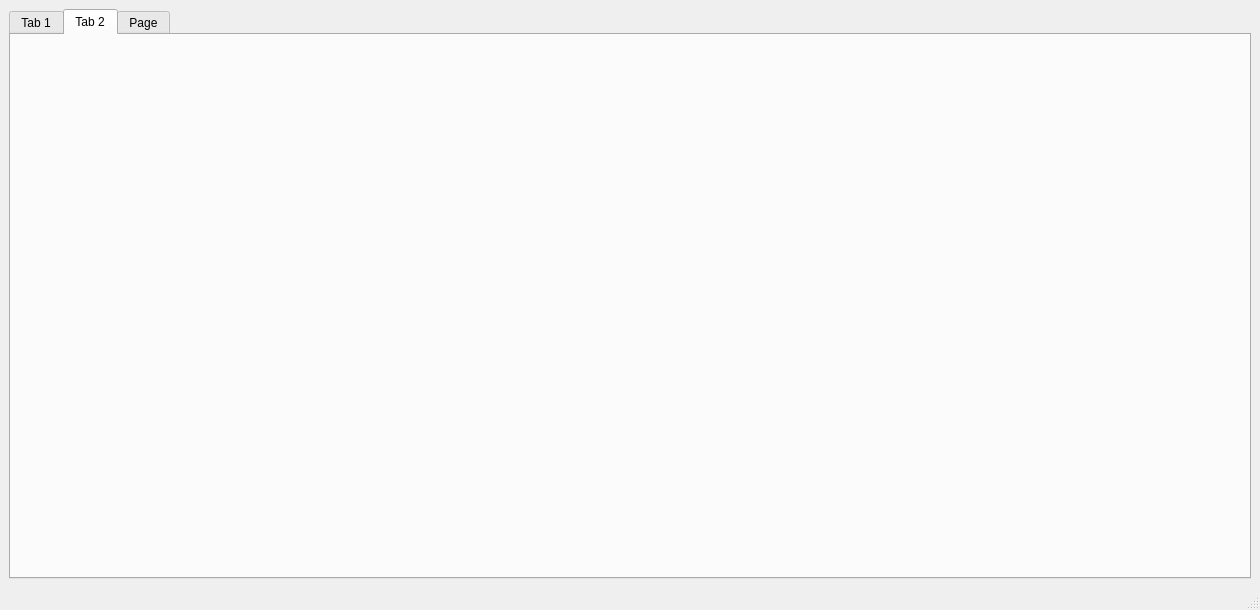
bastien-FELIX/ZTierr-ZAventura, file mainwindow.ui: the form before one commit.
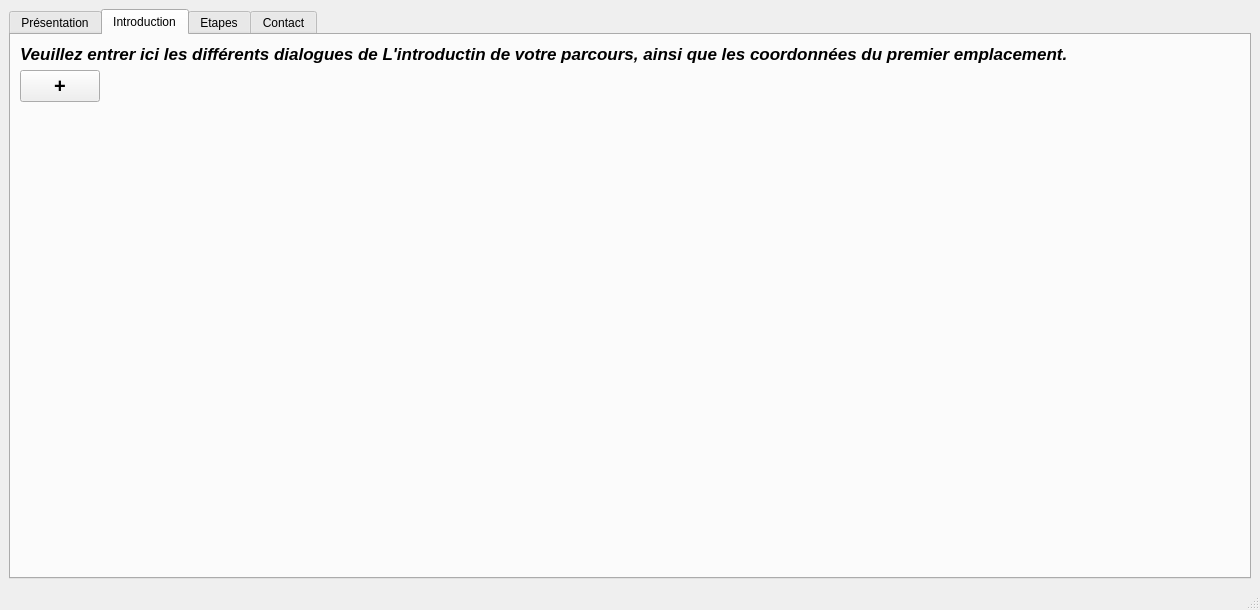
The form after the commit. The open tabs and pages were chosen to show the change.

Patch:
```diff
--- a/mainwindow.ui
+++ b/mainwindow.ui
@@ -22,7 +22,7 @@
       </property>
       <widget class="QWidget" name="tab">
        <attribute name="title">
-        <string>Tab 1</string>
+        <string>Présentation</string>
        </attribute>
        <layout class="QGridLayout" name="gridLayout_9">
         <item row="0" column="0">
@@ -188,12 +188,87 @@
       </widget>
       <widget class="QWidget" name="tab_2">
        <attribute name="title">
-        <string>Tab 2</string>
+        <string>Introduction</string>
        </attribute>
+       <layout class="QGridLayout" name="gridLayout_11">
+        <item row="2" column="0">
+         <layout class="QGridLayout" name="gridLayoutIntoDialogue"/>
+        </item>
+        <item row="0" column="0">
+         <widget class="QLabel" name="introLabel">
+          <property name="font">
+           <font>
+            <pointsize>13</pointsize>
+            <italic>true</italic>
+            <bold>true</bold>
+            <strikeout>false</strikeout>
+           </font>
+          </property>
+          <property name="text">
+           <string>Veuillez entrer ici les différents dialogues de L'introductin de votre parcours, ainsi que les coordonnées du premier emplacement.</string>
+          </property>
+          <property name="scaledContents">
+           <bool>false</bool>
+          </property>
+         </widget>
+        </item>
+        <item row="4" column="0">
+         <layout class="QGridLayout" name="gridLayout_12">
+          <item row="0" column="0">
+           <widget class="QPushButton" name="btPlusIntro">
+            <property name="font">
+             <font>
+              <pointsize>15</pointsize>
+              <italic>false</italic>
+              <bold>true</bold>
+             </font>
+            </property>
+            <property name="text">
+             <string>+</string>
+            </property>
+            <property name="checkable">
+             <bool>false</bool>
+            </property>
+           </widget>
+          </item>
+          <item row="0" column="1">
+           <spacer name="horizontalSpacer_3">
+            <property name="orientation">
+             <enum>Qt::Orientation::Horizontal</enum>
+            </property>
+            <property name="sizeHint" stdset="0">
+             <size>
+              <width>40</width>
+              <height>20</height>
+             </size>
+            </property>
+           </spacer>
+          </item>
+         </layout>
+        </item>
+        <item row="6" column="0">
+         <spacer name="verticalSpacer">
+          <property name="orientation">
+           <enum>Qt::Orientation::Vertical</enum>
+          </property>
+          <property name="sizeHint" stdset="0">
+           <size>
+            <width>20</width>
+            <height>40</height>
+           </size>
+          </property>
+         </spacer>
+        </item>
+       </layout>
       </widget>
       <widget class="QWidget" name="tab_3">
        <attribute name="title">
-        <string>Page</string>
+        <string>Etapes</string>
+       </attribute>
+      </widget>
+      <widget class="QWidget" name="tabContact">
+       <attribute name="title">
+        <string>Contact</string>
        </attribute>
       </widget>
      </widget>
```
Left out of the diff: 8 changed lines with no effect on the pictures.
